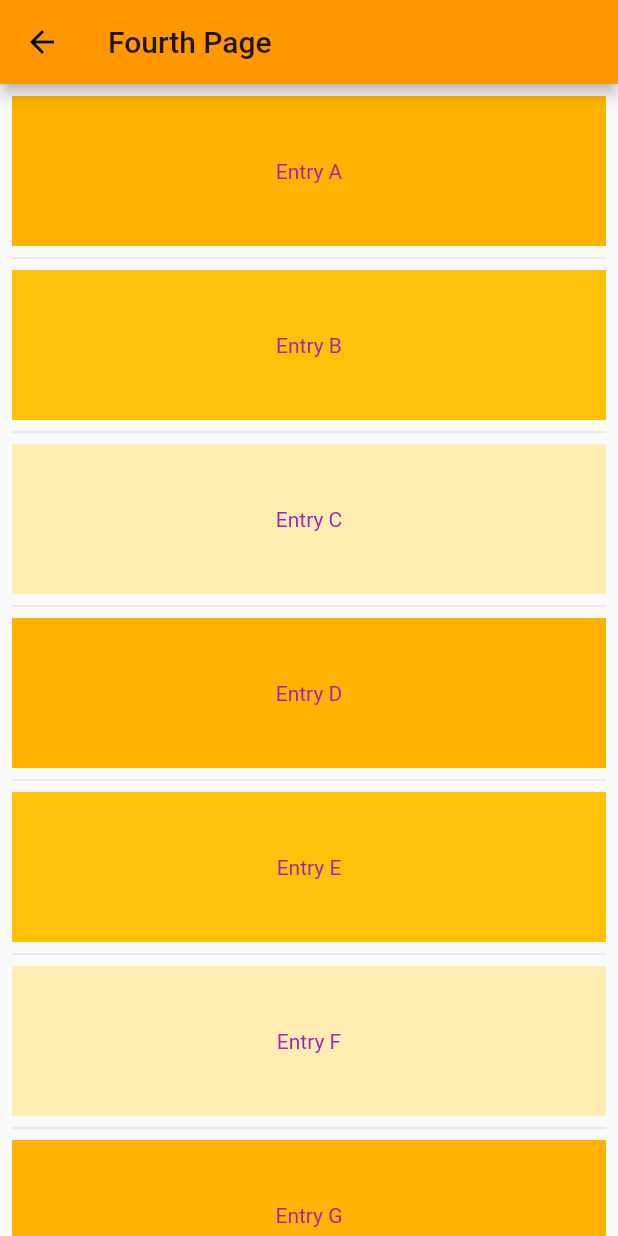
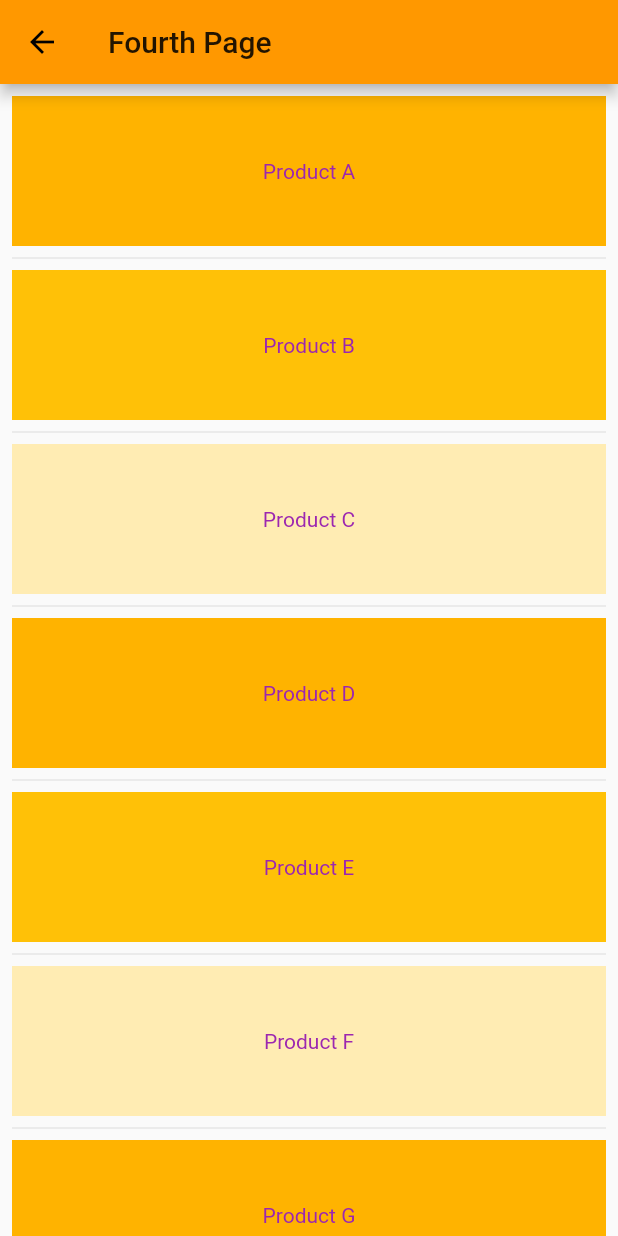
Before and after one commit to is381-1-2021/rawissara, a Flutter app: the FourthPage screen opened by its route, on a phone screen of 412 x 824 dp. Run offline on Flutter 3.47's test engine with Material 2 defaults, Android fonts, the light colour scheme and no system bars; project files that could hold a hidden picture were left out.

Commit message:
Navigation with data passing around

```diff
--- a/first_app/lib/main.dart
+++ b/first_app/lib/main.dart
@@ -4,6 +4,7 @@ import 'pages/fifth_page.dart';
 import 'pages/first_page.dart';
 import 'pages/fourth_page.dart';
 import 'pages/second_page.dart';
+import 'pages/seventh_page.dart';
 import 'pages/sixth_page.dart';
 import 'pages/third_page.dart';
 
@@ -31,6 +32,7 @@ class MyApp extends StatelessWidget {
         '/4': (context) => FourthPage(),
         '/5' : (context) => FifthPage(),
         '/6': (context) => SixthPage(),
+        '/7': (context) => SeventhPage(),
       },
     );
   }
--- a/first_app/lib/pages/fifth_page.dart
+++ b/first_app/lib/pages/fifth_page.dart
@@ -9,7 +9,7 @@ class FifthPage extends StatelessWidget{
       ),
       body: GridView.count(
         crossAxisCount: 2,
-        children: List.generate(6, (index) {
+        children: List.generate(7, (index) {
           return InkWell(
             onTap: () {
                 Navigator.pushNamed(context, '/${index+1}');
--- a/first_app/lib/pages/fourth_page.dart
+++ b/first_app/lib/pages/fourth_page.dart
@@ -13,12 +13,12 @@ class FourthPage extends StatelessWidget{
         padding: EdgeInsets.all(8.0),
         itemCount: entries.length,
         itemBuilder: (context, index){
-          return Container(
-            height: 100.0,
-            color: Colors.amber[colorCodes[index %3]],
-            child: Center(
-              child: Text('Entry ${entries[index]}'),
-            ),
+          return ProductTile(
+             item: ProductItem(
+               name: entries[index],
+               price: '\$25',
+               colorShade: colorCodes[index % 3],
+             ),
           );
         },
         separatorBuilder: (context, int) => Divider(),
@@ -26,3 +26,73 @@ class FourthPage extends StatelessWidget{
     );
   }
 }
+
+
+class ProductItem {
+  final String name;
+  final String price;
+  final int colorShade;
+
+  const ProductItem({
+    Key? key,
+    required this.name,
+    required this.price,
+    required this.colorShade
+    });
+}
+
+class ProductTile extends StatelessWidget{
+  final ProductItem item;
+
+  const ProductTile({
+      Key? key,
+      required this.item,
+  }) : super(key: key);
+
+  Widget build(BuildContext context) {
+    return GestureDetector(
+      onTap: () {
+        Navigator.push(
+          context,
+          MaterialPageRoute(
+            builder: (context) => ProductDetail(item: item),
+          ),
+        );
+      },
+      child: Container(
+        height: 100.0,
+        color: Colors.amber[item.colorShade],
+        child: Center(
+          child: Text('Product ${item.name}'),
+        ),
+      ),
+    );
+  }
+}
+
+class ProductDetail extends StatelessWidget{
+  final ProductItem item;
+
+  const ProductDetail({
+      Key? key,
+      required this.item,
+  }) : super(key: key);
+
+  @override
+  Widget build(BuildContext context) {
+    return Scaffold(
+      appBar: AppBar(
+        title: Text('Product Detail'),
+      ),
+      body: Column(
+        mainAxisAlignment: MainAxisAlignment.center,
+        crossAxisAlignment: CrossAxisAlignment.center,
+        children: [
+          Text('Product Name: ${item.name}'),
+          Text('Price: ${item.price}'),
+        ],
+      ),
+    );
+  }
+
+}
--- a/first_app/lib/pages/sixth_page.dart
+++ b/first_app/lib/pages/sixth_page.dart
@@ -87,10 +87,9 @@ class _MyCustomFormState extends State<MyCustomForm> {
               if(_formKey.currentState!.validate()) {
                 _formKey.currentState!.save();
 
+                var response = 'Processing $_firstName $_lastName $_age';
 
-                ScaffoldMessenger.of(context).showSnackBar(SnackBar(
-                  content: Text('Processing $_firstName $_lastName $_age'),
-                ));
+                Navigator.pop(context, response);
               }
             },
             child: Text('Submit'),
```
Also changed, not shown: first_app/lib/pages/first_page.dart (+36 -2 lines), first_app/lib/pages/seventh_page.dart (added, +58 -0 lines), first_app/flutter_02.png (added).
